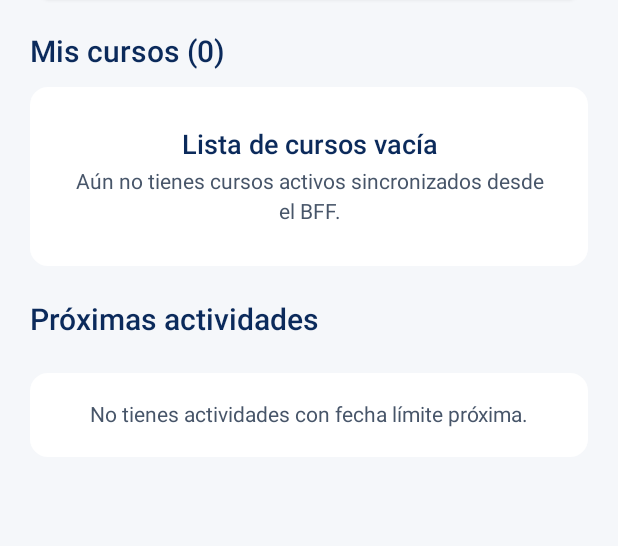
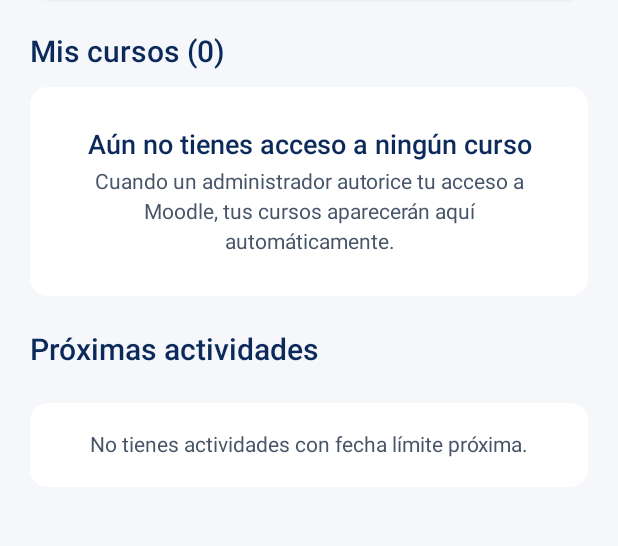
Before and after one commit to angelarcos2004-art/iinicia, an Android app built with Jetpack Compose: the @Preview function DashboardScreenPreview, on a phone screen of 412 x 824 dp, the part 263-809 px from its top. Run offline under Robolectric (Android 15) with nearby library versions, the phone set to English and light mode, and no system bars.

Commit message:
fix(android): aclara por que la lista de cursos esta vacia
Mismo mensaje que ya usa el portal web (frontend/app/mi-iinicia/page.tsx) para
el mismo caso: la lista viene vacia porque el admin todavia no autorizo el
acceso a Moodle, no porque el BFF fallo al sincronizar.

Co-Authored-By: Claude Sonnet 5 <noreply@anthropic.com>

```diff
--- a/android/app/src/main/java/org/iinicia/android/ui/screens/DashboardScreen.kt
+++ b/android/app/src/main/java/org/iinicia/android/ui/screens/DashboardScreen.kt
@@ -242,14 +242,15 @@ fun DashboardScreen(
                                 horizontalAlignment = Alignment.CenterHorizontally
                             ) {
                                 Text(
-                                    text = "Lista de cursos vacía",
+                                    text = "Aún no tienes acceso a ningún curso",
                                     style = MaterialTheme.typography.titleMedium,
                                     color = IiniciaPrimary,
                                     textAlign = TextAlign.Center
                                 )
                                 Spacer(modifier = Modifier.height(6.dp))
                                 Text(
-                                    text = "Aún no tienes cursos activos sincronizados desde el BFF.",
+                                    text = "Cuando un administrador autorice tu acceso a Moodle, " +
+                                        "tus cursos aparecerán aquí automáticamente.",
                                     style = MaterialTheme.typography.bodyMedium,
                                     textAlign = TextAlign.Center
                                 )
```
